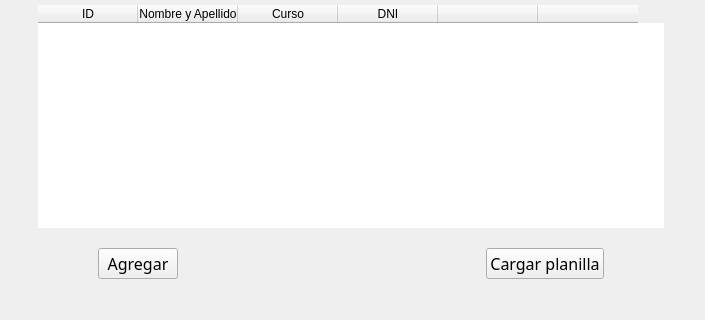
First picture: the form in blustock/ui/screens_uis/alumnos.ui, repository MaxAPBusiness/Blustock, before the edit; both pictures show x 0 to 705 and y 176 to 496 of the 705 by 496 pixel window.
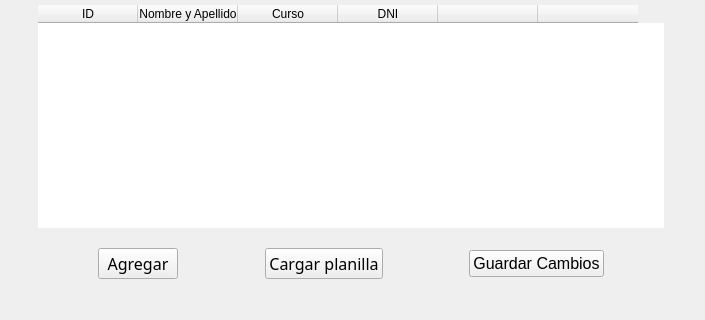
Second picture: the form after the edit. Icons and pictures are not drawn.

Commit message: Terminé la gestión de alumnos

```diff
--- a/blustock/ui/screens_uis/alumnos.ui
+++ b/blustock/ui/screens_uis/alumnos.ui
@@ -268,6 +268,31 @@
          </property>
         </widget>
        </item>
+       <item>
+        <spacer name="horizontalSpacer_3">
+         <property name="orientation">
+          <enum>Qt::Horizontal</enum>
+         </property>
+         <property name="sizeHint" stdset="0">
+          <size>
+           <width>40</width>
+           <height>20</height>
+          </size>
+         </property>
+        </spacer>
+       </item>
+       <item>
+        <widget class="QPushButton" name="botonGuardar">
+         <property name="font">
+          <font>
+           <pointsize>12</pointsize>
+          </font>
+         </property>
+         <property name="text">
+          <string>Guardar Cambios</string>
+         </property>
+        </widget>
+       </item>
       </layout>
      </item>
     </layout>
```
The commit also changes 4 other files.
